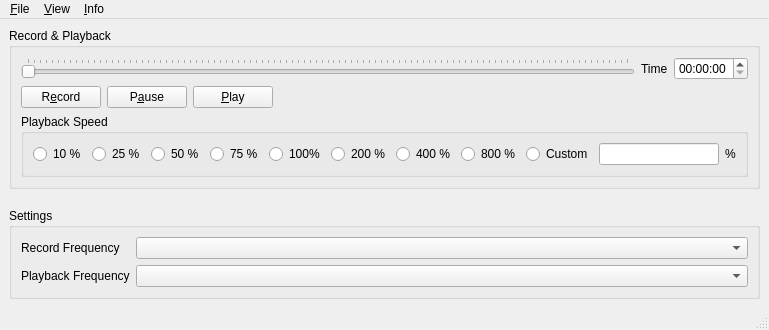
Before: the Qt Designer form src/UserInterface/src/MainWindow.ui in till213/SkyDolly, drawn with Qt 5.
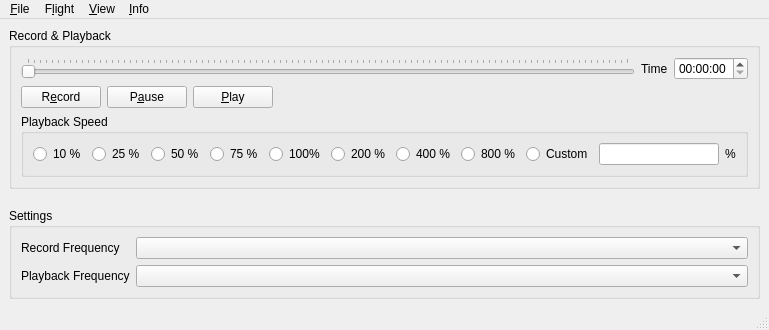
After: the same form once the commit is applied.

Commit message: Add play/pause/record actions, with keyboard shortcuts

```diff
--- a/src/UserInterface/src/MainWindow.ui
+++ b/src/UserInterface/src/MainWindow.ui
@@ -299,7 +299,16 @@
     </property>
     <addaction name="showSimulationVariablesAction"/>
    </widget>
+   <widget class="QMenu" name="menu_Flight">
+    <property name="title">
+     <string>F&amp;light</string>
+    </property>
+    <addaction name="recordAction"/>
+    <addaction name="playAction"/>
+    <addaction name="pauseAction"/>
+   </widget>
    <addaction name="menu_File"/>
+   <addaction name="menu_Flight"/>
    <addaction name="menu_View"/>
    <addaction name="menu_Info"/>
   </widget>
```
Left out of the diff: 33 changed lines with no effect on the pictures. The commit also changes 1 other file.
